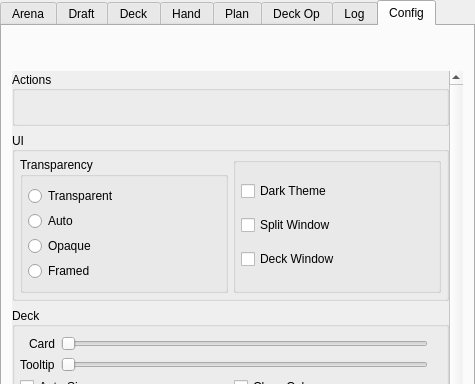
Old version of the form mainwindow.ui in the repository supertriodo/Arena-Tracker; both pictures show x 0 to 475 and y 0 to 384 of the 475 by 697 pixel window.
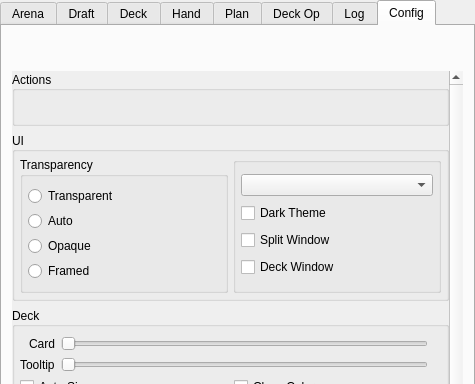
New version of the form. The open tabs and pages were chosen to show the change. Icons and pictures are not drawn. Custom widgets are drawn as their Qt base class.

Commit message: Read themes from json. Add theme comboBox.

What changed in the file:
```diff
--- a/mainwindow.ui
+++ b/mainwindow.ui
@@ -1360,7 +1360,7 @@
                <x>0</x>
                <y>0</y>
                <width>435</width>
-               <height>787</height>
+               <height>789</height>
               </rect>
              </property>
              <layout class="QVBoxLayout" name="verticalLayout_5">
@@ -1564,6 +1564,9 @@
                     <property name="bottomMargin">
                      <number>9</number>
                     </property>
+                    <item>
+                     <widget class="QComboBox" name="configComboTheme"/>
+                    </item>
                     <item>
                      <widget class="QCheckBox" name="configCheckDarkTheme">
                       <property name="toolTip">
```
The commit also changes 6 other files.
